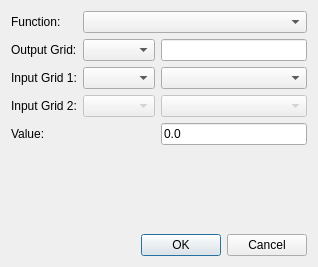
Above: ProzessUI/gridmathdialog.ui from fsoos74/su before the change. Below: the same form after it.
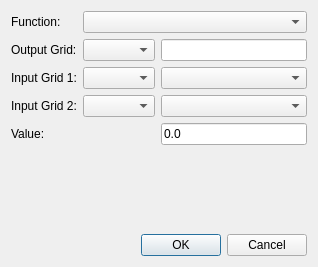
That is the form after the change.

What changed in the file:
```diff
--- a/ProzessUI/gridmathdialog.ui
+++ b/ProzessUI/gridmathdialog.ui
@@ -59,7 +59,7 @@
      <item row="3" column="1">
       <widget class="QComboBox" name="cbInput2Type">
        <property name="enabled">
-        <bool>false</bool>
+        <bool>true</bool>
        </property>
       </widget>
      </item>
@@ -83,7 +83,7 @@
      <item row="3" column="2">
       <widget class="QComboBox" name="cbInput2">
        <property name="enabled">
-        <bool>false</bool>
+        <bool>true</bool>
        </property>
       </widget>
      </item>
```
